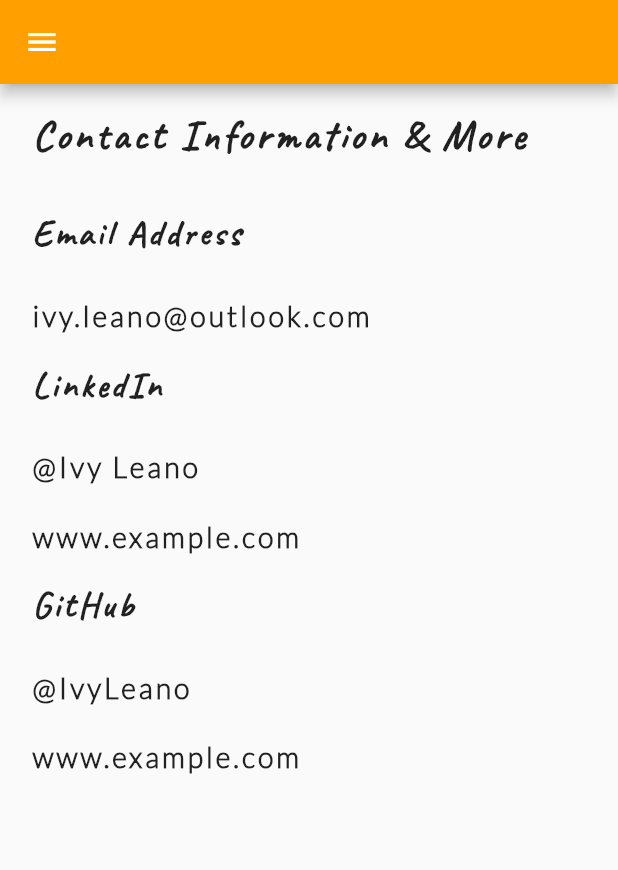
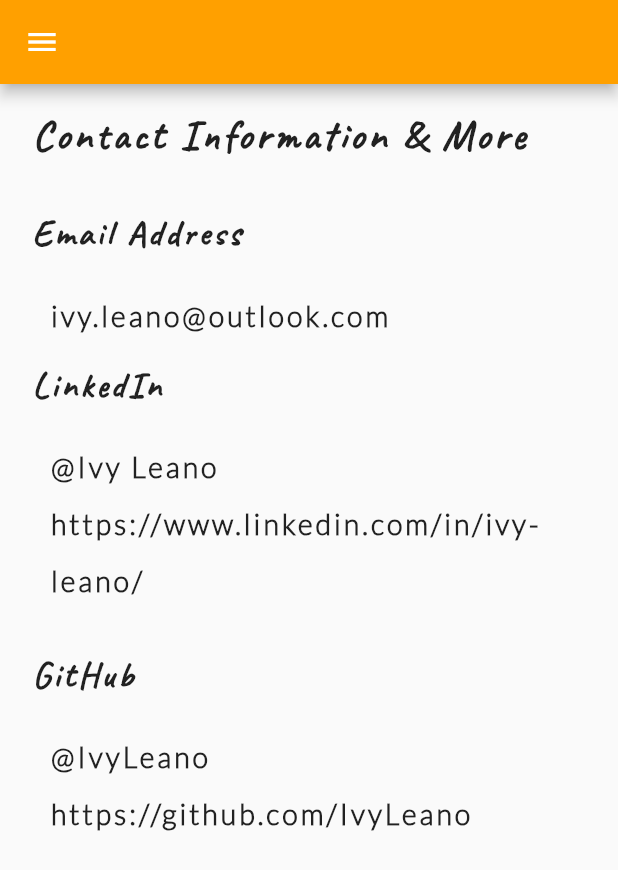
Before and after one commit to IvyLeano/Portfolio, a Flutter app: the ContactScreen screen opened directly, on a phone screen of 412 x 824 dp. Shown: the top 870 px of the screen. Run offline on Flutter 3.47's test engine with Material 2 defaults, Android fonts, the phone set to English and light mode, and no system bars.

Commit message:
Complete Contact component

```diff
--- a/lib/Components/Contact/contact_email_component.dart
+++ b/lib/Components/Contact/contact_email_component.dart
@@ -20,6 +20,15 @@
               Constants
                   .SIZED_BOX_HEIGHT_AS_PERCENTAGE_OF_SCREEN_HEIGHT_BELOW_HEADING,
         ),
+        Padding(
+          padding: EdgeInsets.fromLTRB(
+              MediaQuery.of(context).size.width *
+                  Constants.BULLET_POINT_INDENT_AS_PERCENTAGE_0F_SCREEN_WIDTH,
+              0.0,
+              0.0,
+              0.0),
+          child: Column(
+            children: <Widget>[
               DescriptionComponent(
                   description: Constants.CONTACT_HEADER_ONE_DESCRIPTION,
                   fontFamily: Constants.DEFAULT_FONT_FAMILY,
@@ -30,6 +39,9 @@
                         .SIZED_BOX_HEIGHT_AS_PERCENTAGE_OF_SCREEN_HEIGHT_BELOW_DESCRIPTION,
               ),
             ],
+          ),
+        ),
+      ],
     );
   }
 }
--- a/lib/Components/Contact/contact_github_component.dart
+++ b/lib/Components/Contact/contact_github_component.dart
@@ -1,3 +1,4 @@
+import 'package:Portfolio/Components/hyper_link_component.dart';
 import 'package:Portfolio/constants.dart';
 import 'package:flutter/cupertino.dart';
 
@@ -8,7 +9,8 @@
   const ContactGithubComponent({Key key});
 
   @override
-  Widget build(BuildContext context) { // TODO: ADD ICONS
+  Widget build(BuildContext context) {
+    // TODO: ADD ICONS
     return Column(
       children: <Widget>[
         HeaderComponent(
@@ -20,19 +22,22 @@
               Constants
                   .SIZED_BOX_HEIGHT_AS_PERCENTAGE_OF_SCREEN_HEIGHT_BELOW_HEADING,
         ),
-        DescriptionComponent(
+        Padding(
+          padding: EdgeInsets.fromLTRB(
+              MediaQuery.of(context).size.width *
+                  Constants.BULLET_POINT_INDENT_AS_PERCENTAGE_0F_SCREEN_WIDTH,
+              0.0, 0.0, 0.0),
+          child: DescriptionComponent(
               description: Constants.CONTACT_HEADER_THREE_LABEL,
               fontFamily: Constants.DEFAULT_FONT_FAMILY,
               fontSize: Constants.DEFAULT_FONT_SIZE),
-        SizedBox(
-          height: MediaQuery.of(context).size.height *
-              Constants
-                  .SIZED_BOX_HEIGHT_AS_PERCENTAGE_OF_SCREEN_HEIGHT_BELOW_LABEL,
         ),
-        DescriptionComponent(
+        HyperLinkComponent(
+            label: DescriptionComponent(
                 description: Constants.CONTACT_HEADER_THREE_DESCRIPTION,
                 fontFamily: Constants.DEFAULT_FONT_FAMILY,
                 fontSize: Constants.DEFAULT_FONT_SIZE),
+            link: Constants.CONTACT_HEADER_THREE_DESCRIPTION),
         SizedBox(
           height: MediaQuery.of(context).size.height *
               Constants
--- a/lib/Components/Contact/contact_linkedin_component.dart
+++ b/lib/Components/Contact/contact_linkedin_component.dart
@@ -3,12 +3,14 @@
 
 import '../description_component.dart';
 import '../header_component.dart';
+import '../hyper_link_component.dart';
 
 class ContactLinkedinComponent extends StatelessWidget {
   const ContactLinkedinComponent({Key key});
 
   @override
-  Widget build(BuildContext context) { // TODO: ADD ICONS, on click links
+  Widget build(BuildContext context) {
+    // TODO: ADD ICONS, on click links
     return Column(
       children: <Widget>[
         HeaderComponent(
@@ -20,19 +22,24 @@
               Constants
                   .SIZED_BOX_HEIGHT_AS_PERCENTAGE_OF_SCREEN_HEIGHT_BELOW_HEADING,
         ),
-        DescriptionComponent(
+        Padding(
+          padding: EdgeInsets.fromLTRB(
+              MediaQuery.of(context).size.width *
+                  Constants.BULLET_POINT_INDENT_AS_PERCENTAGE_0F_SCREEN_WIDTH,
+              0.0,
+              0.0,
+              0.0),
+          child: DescriptionComponent(
               description: Constants.CONTACT_HEADER_TWO_LABEL,
               fontFamily: Constants.DEFAULT_FONT_FAMILY,
               fontSize: Constants.DEFAULT_FONT_SIZE),
-        SizedBox(
-          height: MediaQuery.of(context).size.height *
-              Constants
-                  .SIZED_BOX_HEIGHT_AS_PERCENTAGE_OF_SCREEN_HEIGHT_BELOW_LABEL,
         ),
-        DescriptionComponent(
+        HyperLinkComponent(
+            label: DescriptionComponent(
                 description: Constants.CONTACT_HEADER_TWO_DESCRIPTION,
                 fontFamily: Constants.DEFAULT_FONT_FAMILY,
                 fontSize: Constants.DEFAULT_FONT_SIZE),
+            link: Constants.CONTACT_HEADER_TWO_DESCRIPTION),
         SizedBox(
           height: MediaQuery.of(context).size.height *
               Constants
--- a/lib/Components/hyper_link_component.dart
+++ b/lib/Components/hyper_link_component.dart
@@ -2,12 +2,12 @@
 import 'package:flutter/material.dart';
 
 import '../constants.dart';
-import 'description_component.dart';
 import 'package:url_launcher/url_launcher.dart';
 
 class HyperLinkComponent extends StatelessWidget {
-  const HyperLinkComponent({Key key, this.link});
+  const HyperLinkComponent({Key key, this.label, this.link});
 
+  final label;
   final link;
 
   Widget getProjectBulletPoints(BuildContext context) {
@@ -19,10 +19,7 @@
       child: Column(
         children: <Widget>[
           InkWell(
-              child: DescriptionComponent(
-                  description: Constants.PROJECTS_HEADER_ONE_PROJECT_LINKS[0],
-                  fontFamily: Constants.DEFAULT_FONT_FAMILY,
-                  fontSize: Constants.DEFAULT_FONT_SIZE),
+              child: label,
               onTap: () => launch(link),
               hoverColor: Constants.HYPER_LINK_COLOR),
           SizedBox(
--- a/lib/Screens/contact_screen.dart
+++ b/lib/Screens/contact_screen.dart
@@ -40,8 +40,8 @@
                       Constants
                           .SIZED_BOX_HEIGHT_AS_PERCENTAGE_OF_SCREEN_HEIGHT_BELOW_TITLE,
                 ),
-                ContactEmailComponent(),
-                ContactLinkedinComponent(),
+                ContactEmailComponent(), //TODO: add icons - email, linkedin, github
+                ContactLinkedinComponent(), //TODO: update readme.md
                 ContactGithubComponent(),
               ],
             ),
--- a/lib/Screens/projects_screen.dart
+++ b/lib/Screens/projects_screen.dart
@@ -1,4 +1,5 @@
 import 'package:Portfolio/Components/Project/project_project_component.dart';
+import 'package:Portfolio/Components/description_component.dart';
 import 'package:Portfolio/Components/header_component.dart';
 import 'package:Portfolio/Components/hyper_link_component.dart';
 import 'package:Portfolio/Components/nav_bar_component.dart';
@@ -45,6 +46,11 @@
                   header: Constants.PROJECTS_HEADER_ONE_PROJECT_TWO,
                   list: Constants.PROJECTS_HEADER_ONE_PROJECT_TWO_POINTS),
               HyperLinkComponent(
+                  label: DescriptionComponent(
+                      description:
+                          Constants.PROJECTS_HEADER_ONE_PROJECT_LINKS[0],
+                      fontFamily: Constants.DEFAULT_FONT_FAMILY,
+                      fontSize: Constants.DEFAULT_FONT_SIZE),
                   link: Constants.PROJECTS_HEADER_ONE_PROJECT_LINKS[1]),
             ],
           ),
--- a/lib/constants.dart
+++ b/lib/constants.dart
@@ -105,11 +105,11 @@
 
   static const String CONTACT_HEADER_TWO = "LinkedIn";
   static const String CONTACT_HEADER_TWO_LABEL = "@Ivy Leano";
-  static const String CONTACT_HEADER_TWO_DESCRIPTION = "www.example.com";
+  static const String CONTACT_HEADER_TWO_DESCRIPTION = "https://www.linkedin.com/in/ivy-leano/";
 
   static const String CONTACT_HEADER_THREE = "GitHub";
   static const String CONTACT_HEADER_THREE_LABEL = "@IvyLeano";
-  static const String CONTACT_HEADER_THREE_DESCRIPTION = "www.example.com";
+  static const String CONTACT_HEADER_THREE_DESCRIPTION = "https://github.com/IvyLeano";
 
   // 2. APP BAR DRAWER
   // 2.1. MENU OPTIONS
```
Lines whose indentation alone changed are shown as unchanged.
